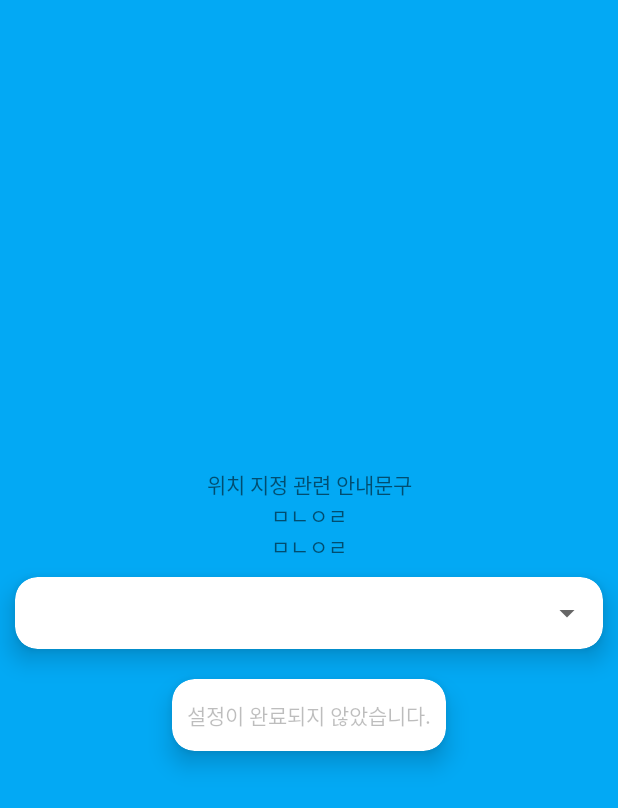
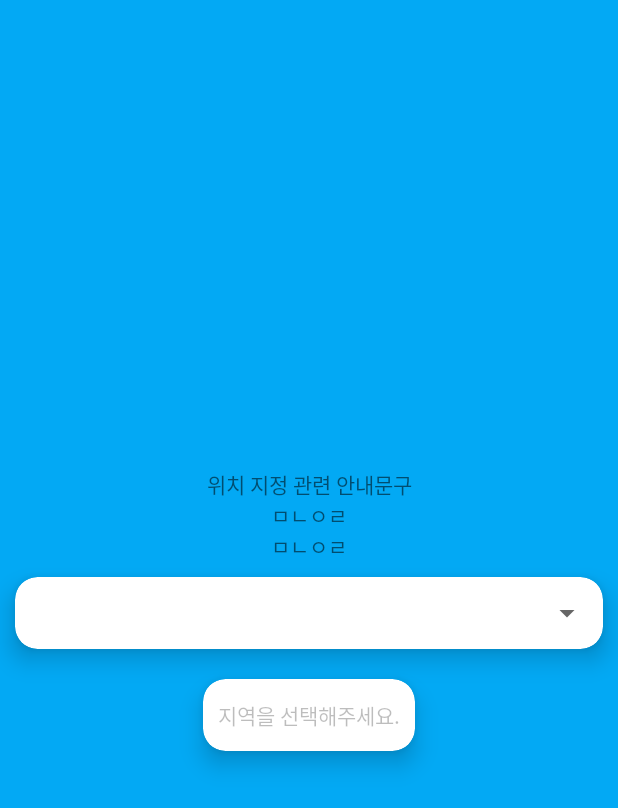
Before and after one commit to yymin1022/SeoulHealing, an Android app: the LocationActivity screen opened directly, with no data from a screen before it, on a phone screen of 412 x 824 dp. Shown: the top 808 px of the screen. Run offline under Robolectric (Android 15) with nearby library versions, the light colour scheme and no system bars.

Commit message:
Clean LocationActivity Code

```diff
--- a/app/src/main/java/com/defcon/seoulhealing/LocationActivity.java
+++ b/app/src/main/java/com/defcon/seoulhealing/LocationActivity.java
@@ -1,24 +1,17 @@
 package com.defcon.seoulhealing;
 
 import android.annotation.SuppressLint;
-import android.app.ProgressDialog;
+import android.content.DialogInterface;
 import android.content.Intent;
 import android.content.SharedPreferences;
-import android.location.Address;
 import android.location.Criteria;
-import android.location.Geocoder;
 import android.location.Location;
 import android.location.LocationManager;
-import android.os.AsyncTask;
 import android.os.Bundle;
 
-import com.google.android.material.floatingactionbutton.FloatingActionButton;
-import com.google.android.material.snackbar.Snackbar;
+import androidx.appcompat.app.AlertDialog;
+import androidx.appcompat.app.AppCompatActivity;
 
-import androidx.appcompat.app.AppCompatActivity;
-import androidx.appcompat.widget.Toolbar;
-
-import android.provider.Settings;
 import android.util.Log;
 import android.view.View;
 import android.widget.AdapterView;
@@ -27,15 +20,12 @@ import android.widget.Button;
 import android.widget.Spinner;
 import android.widget.Toast;
 
-import java.io.IOException;
 import java.util.ArrayList;
-import java.util.List;
-import java.util.Locale;
 
 public class LocationActivity extends AppCompatActivity {
     double latitude = 0;
     double longitude = 0;
-    String locationSelect;
+    String locationSelect = "";
 
     Button doneBtn;
     LocationManager locationManager;
@@ -86,9 +76,7 @@ public class LocationActivity extends AppCompatActivity {
         locationArray.add("중구");
         locationArray.add("중랑구");
 
-        ArrayAdapter<String> locationArrayAdapter = new ArrayAdapter<>(getApplicationContext(),
-                android.R.layout.simple_spinner_dropdown_item,
-                locationArray);
+        ArrayAdapter<String> locationArrayAdapter = new ArrayAdapter<>(getApplicationContext(), android.R.layout.simple_spinner_dropdown_item, locationArray);
         locationSpinner.setAdapter(locationArrayAdapter);
         locationSpinner.setOnItemSelectedListener(new AdapterView.OnItemSelectedListener() {
             @Override
@@ -96,11 +84,14 @@ public class LocationActivity extends AppCompatActivity {
                 switch(i){
                     case 0:
                         doneBtn.setEnabled(false);
-                        doneBtn.setText("설정이 완료되지 않았습니다.");
+                        doneBtn.setText("지역을 선택해주세요.");
                         break;
                     case 1:
-                        locationManager = (LocationManager) getSystemService(LOCATION_SERVICE);
-
+                        AlertDialog.Builder builder = new AlertDialog.Builder(LocationActivity.this);
+                        builder.setMessage("위성 상태에 따라 현재위치를 파악하지 못하거나 정확하지 않을 수 있습니다.");
+                        builder.setPositiveButton("확인", new DialogInterface.OnClickListener() {
+                            @Override
+                            public void onClick(DialogInterface dialog, int which) {
                                 try{
                                     Criteria criteria = new Criteria();
                                     criteria.setAccuracy(Criteria.NO_REQUIREMENT);
@@ -118,21 +109,16 @@ public class LocationActivity extends AppCompatActivity {
                                     locationSelect = longitude + ":" + latitude;
                                     doneBtn.setEnabled(true);
                                     doneBtn.setText("완료");
-
-                            // Get Address from Lat, Lang Value
-                            //Geocoder geocoder = new Geocoder(getApplicationContext(), Locale.KOREA);
-                            //List<Address> address;
-                            //address = geocoder.getFromLocation(latitude, longitude, 1);
-
-                            //if (address != null && address.size() > 0) {
-                            //    String currentLocationAddress = address.get(0).getAddressLine(0);
-                            //    Toast.makeText(getApplicationContext(), currentLocationAddress, Toast.LENGTH_SHORT).show();
-                            //}
                                 }catch(Exception e){
                                     Log.e("Error", e.toString());
+                                    Toast.makeText(LocationActivity.this, "현재위치를 확인하지 못했습니다.\n다시 시도하거나 직접 지역을 선택해주세요.", Toast.LENGTH_SHORT).show();
                                     doneBtn.setEnabled(false);
-                            doneBtn.setText("현재 위치를 확인하지 못했습니다. 다시시도하거나 직접 지역을 선택해주세요.");
+                                    doneBtn.setText("지역을 다시 선택해주세요.");
                                 }
+                            }
+                        });
+                        builder.create().show();
+
                         break;
                     default:
                         doneBtn.setEnabled(true);
--- a/app/src/main/res/layout/activity_location.xml
+++ b/app/src/main/res/layout/activity_location.xml
@@ -47,7 +47,7 @@
             android:layout_marginStart="10dp"
             android:layout_marginEnd="10dp"
             android:background="@android:color/transparent"
-            android:text="설정이 완료되지 않았습니다."
+            android:text="지역을 선택해주세요."
             android:enabled="false"
             android:id="@+id/location_btn_done"/>
 
```
Lines whose indentation alone changed are shown as unchanged.
